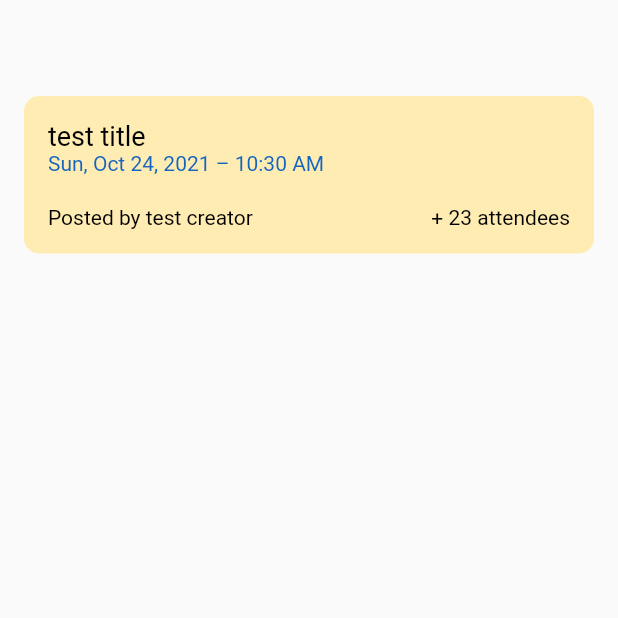
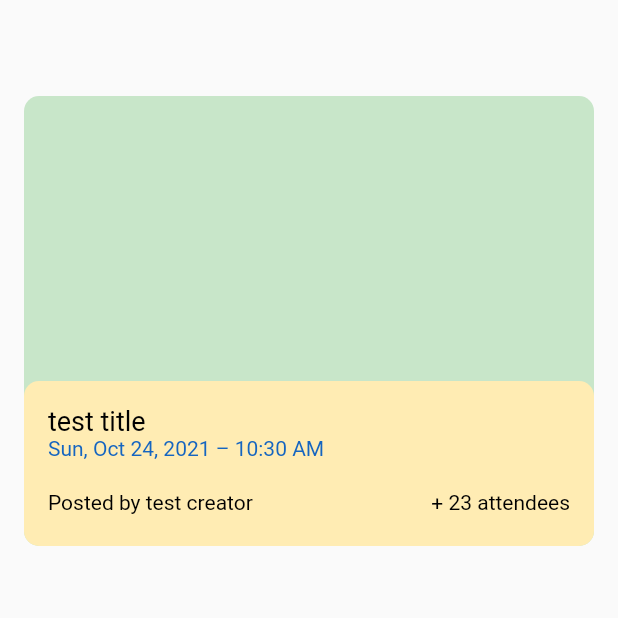
Before and after one commit to utmgdsc/ActNow, a Flutter app: the ExplorePage screen opened directly, on a phone screen of 412 x 824 dp, the top half of it. Run offline on Flutter 3.47's test engine with Material 2 defaults, Android fonts, the phone set to English and light mode, and no system bars; our stand-ins replace cloud_firestore, firebase_auth, firebase_core, flutter_dotenv, flutter_signin_button, google_maps_flutter and 2 more; missing offline and left inert: google_geocoding; accounts and stored records are empty; network calls fail.

Commit message:
Added placeholder for image, no images yet

```diff
--- a/src/app/lib/pages/event_widget.dart
+++ b/src/app/lib/pages/event_widget.dart
@@ -21,6 +21,15 @@ class event_widget extends StatelessWidget {
   Widget build(BuildContext context) {
     return Container(
         width: double.infinity,
+        height: 300,
+        decoration: BoxDecoration(
+            color: Colors.green[100],
+            borderRadius: BorderRadius.circular(10.0)),
+        alignment: Alignment.bottomCenter,
+        child: Container(
+            alignment: Alignment.bottomCenter,
+            width: double.infinity,
+            height: 110,
             padding: const EdgeInsets.symmetric(vertical: 16, horizontal: 16),
             decoration: BoxDecoration(
                 color: Colors.amber[100],
@@ -37,7 +46,9 @@ class event_widget extends StatelessWidget {
                   style: TextStyle(fontSize: 14.0, color: Colors.blue[800]),
                 ),
                 const SizedBox(height: 20.0),
-            Row(mainAxisAlignment: MainAxisAlignment.spaceBetween, children: [
+                Row(
+                    mainAxisAlignment: MainAxisAlignment.spaceBetween,
+                    children: [
                       Text(
                         "Posted by " + creator!,
                         style: TextStyle(fontSize: 14.0, color: Colors.black),
@@ -48,7 +59,7 @@ class event_widget extends StatelessWidget {
                       )
                     ]),
               ],
-        ));
+            )));
   }
 }
 
```
Lines whose indentation alone changed are shown as unchanged.
